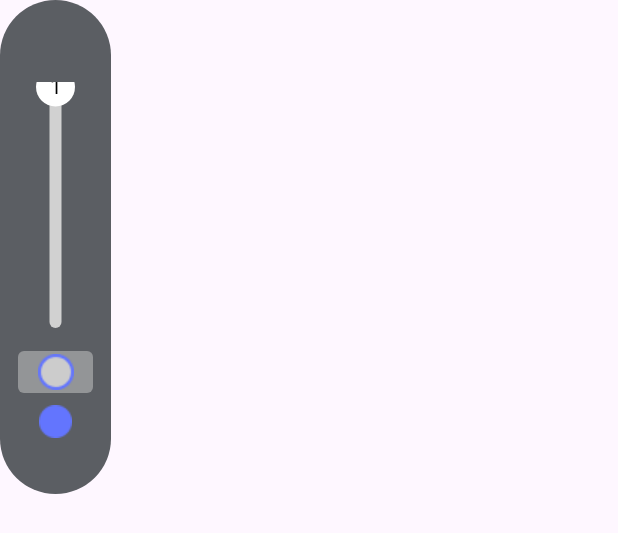
After one commit to yanlinhui/Infinity, an Android app: the layout stroke_bar_vew_layout.xml on its own in the app's theme, with its tools: preview values and no code run, on a phone screen of 412 x 824 dp. The commit adds this screen. Shown: the top 533 px of the screen. Run offline under Robolectric (Android 15) with nearby library versions, the phone set to English and light mode, and no system bars.

Commit message:
创建画笔粗细和填充方式 视图

```diff
--- /dev/null
+++ b/app/src/main/java/com/baidu/infinity/ui/fragment/home/view/strokesize/PXDSeekBarView.kt
@@ -0,0 +1,197 @@
+package com.baidu.infinity.ui.fragment.home.view.strokesize
+
+import android.annotation.SuppressLint
+import android.content.Context
+import android.graphics.Canvas
+import android.graphics.Color
+import android.graphics.Paint
+import android.graphics.RectF
+import android.text.TextPaint
+import android.util.AttributeSet
+import android.util.Log
+import android.util.TypedValue
+import android.view.MotionEvent
+import android.view.View
+import com.baidu.infinity.R
+import com.baidu.infinity.ui.util.dp2pxF
+
+class PXDSeekBarView(
+    context: Context,
+    attrs: AttributeSet? = null
+): View(context, attrs){
+
+    private var mMin: Int = 0
+    private var mMax: Int = 0
+    private var mOrientation = Orientation.VERTICAL
+    private var mProgressBarWidth = dp2pxF(8)
+    private var mDotSize = dp2pxF(26)
+    private var mDefaultHeight = dp2pxF(100)
+    private var mProgressBackgroundColor = Color.parseColor("#D1D1D1")
+    private var mProgressColor = Color.parseColor("#6375FE")
+    private var mDotColor = Color.WHITE
+    private var mPadding = dp2pxF(1)
+    var addProgressChangeListener:(Int)->Unit = {}
+    var addTouchStateListener:(Boolean)->Unit = {}
+
+    private var mProgress: Int = 0
+        set(value) {
+            field = value
+            mTextWidth = mTextPaint.measureText("$value")
+            addProgressChangeListener(value)
+        }
+
+    private val mPaint = Paint(Paint.ANTI_ALIAS_FLAG).apply {
+        style = Paint.Style.FILL
+    }
+    private val mBgRect = RectF()
+    private val mProgressRect = RectF()
+    private var mCx = 0f
+    private var mCy = 0f
+
+    private val mTextPaint = TextPaint().apply {
+        color = Color.BLACK
+        textSize = TypedValue.applyDimension(
+            TypedValue.COMPLEX_UNIT_SP,
+            14f,
+            resources.displayMetrics
+        )
+    }
+    private var mOffset = 0f
+    private var mTextWidth = 0f
+
+    init {
+        //解析自定义的属性
+        val typedArray = context.obtainStyledAttributes(attrs, R.styleable.PXDSeekBarView)
+        mMin = typedArray.getInteger(R.styleable.PXDSeekBarView_min, 1)
+        mMax = typedArray.getInteger(R.styleable.PXDSeekBarView_max, 10)
+        mProgress = typedArray.getInteger(R.styleable.PXDSeekBarView_progress, 1)
+        val value = typedArray.getInteger(R.styleable.PXDSeekBarView_orientation, 0)
+        mOrientation = if (value == 0) Orientation.VERTICAL else Orientation.HORIZONTAL
+        typedArray.recycle()
+
+        if (mProgress < mMin){
+            mProgress = mMin
+        }else if (mProgress > mMax){
+            mProgress = mMax
+        }
+    }
+
+    override fun onMeasure(widthMeasureSpec: Int, heightMeasureSpec: Int) {
+        super.onMeasure(widthMeasureSpec, heightMeasureSpec)
+        var widthMode = MeasureSpec.getMode(widthMeasureSpec)
+        var widthSize = MeasureSpec.getSize(widthMeasureSpec)
+        if (widthMode != MeasureSpec.EXACTLY){
+            if (mOrientation == Orientation.VERTICAL) {
+                widthSize = (mDotSize + mPadding * 2).toInt()
+            }else{
+                widthSize = mDefaultHeight.toInt()
+            }
+        }
+
+        var heightMode = MeasureSpec.getMode(heightMeasureSpec)
+        var heightSize = MeasureSpec.getSize(heightMeasureSpec)
+        if (heightMode != MeasureSpec.EXACTLY){
+            if (mOrientation == Orientation.VERTICAL) {
+                heightSize = mDefaultHeight.toInt()
+            }else{
+                heightSize = (mDotSize + mPadding * 2).toInt()
+            }
+        }
+
+        setMeasuredDimension(widthSize,heightSize)
+    }
+
+    override fun onSizeChanged(w: Int, h: Int, oldw: Int, oldh: Int) {
+        super.onSizeChanged(w, h, oldw, oldh)
+        //确定背景的矩形区域
+        if (mOrientation == Orientation.VERTICAL){
+            val hspace = (measuredWidth - mProgressBarWidth )/2
+            mBgRect.apply {
+                left = hspace
+                top = 0f
+                right = measuredWidth - hspace
+                bottom = measuredHeight.toFloat()
+            }
+            mProgressRect.apply {
+                left = hspace
+                top = 0f
+                right = measuredWidth - hspace
+                bottom = mProgress.toFloat() / (mMax - mMin)  * measuredHeight
+            }
+            //中心点坐标
+            mCx = measuredWidth / 2f
+            mCy = mProgressRect.bottom
+        }else{
+            val vspace = (measuredHeight - mProgressBarWidth )/2
+            mBgRect.apply {
+                left = 0f
+                top = vspace
+                right = measuredWidth.toFloat()
+                bottom = measuredHeight - vspace
+            }
+            mProgressRect.apply {
+                left = 0f
+                top = vspace
+                right = mProgress.toFloat() / (mMax-mMin) * measuredWidth
+                bottom = measuredHeight - vspace
+            }
+            //中心点坐标
+            mCx = mProgressRect.right
+            mCy = measuredHeight / 2f
+        }
+
+        val fontMetrics = mTextPaint.fontMetrics
+        mOffset = (fontMetrics.descent - fontMetrics.ascent)/2 - fontMetrics.descent
+    }
+
+    override fun onDraw(canvas: Canvas) {
+        //绘制背景进度槽
+        mPaint.color = mProgressBackgroundColor
+        canvas.drawRoundRect(mBgRect,mProgressBarWidth/2,mProgressBarWidth/2,mPaint)
+        //绘制进度
+        mPaint.color = mProgressColor
+        canvas.drawRoundRect(mProgressRect,mProgressBarWidth/2,mProgressBarWidth/2,mPaint)
+        //绘制圆
+        if (mOrientation == Orientation.VERTICAL){
+            mCy = mProgressRect.bottom
+        }else{
+            mCx = mProgressRect.right
+        }
+        mPaint.color = mDotColor
+        canvas.drawCircle(mCx,mCy,mDotSize/2f,mPaint)
+        //绘制文本
+        canvas.drawText("$mProgress",mCx-mTextWidth/2,mCy+mOffset,mTextPaint)
+    }
+
+    @SuppressLint("ClickableViewAccessibility")
+    override fun onTouchEvent(event: MotionEvent?): Boolean {
+        when (event?.action){
+            MotionEvent.ACTION_DOWN,MotionEvent.ACTION_MOVE ->{
+                if (mOrientation == Orientation.VERTICAL){
+                    if (event.y in 0f..measuredHeight.toFloat()) {
+                        mProgressRect.bottom = event.y
+                        mProgress = ((event.y / measuredHeight) * (mMax-mMin)).toInt() + 1
+                        addTouchStateListener(true)
+                        invalidate()
+                    }
+                }else{
+                    if (event.x in 0f..measuredWidth.toFloat()) {
+                        mProgressRect.right = event.x
+                        mProgress = ((event.x / measuredWidth) * (mMax-mMin)).toInt() + 1
+                        addTouchStateListener(true)
+                        invalidate()
+                    }
+                }
+
+            }
+            MotionEvent.ACTION_UP ->{
+                addTouchStateListener(false)
+            }
+        }
+        return true
+    }
+    enum class Orientation{
+        HORIZONTAL,
+        VERTICAL
+    }
+}
--- a/app/src/main/java/com/baidu/infinity/viewmodel/HomeViewModel.kt
+++ b/app/src/main/java/com/baidu/infinity/viewmodel/HomeViewModel.kt
@@ -25,7 +25,7 @@ class HomeViewModel(application: Application): AndroidViewModel(application) {
     //画笔颜色
     var mColor = Color.BLACK
     //填充方式
-    var mStrokeStyle = Paint.Style.FILL_AND_STROKE
+    var mStrokeStyle = Paint.Style.STROKE
     //文字大小
     var mTextSize = TypedValue.applyDimension(
         TypedValue.COMPLEX_UNIT_SP,
--- /dev/null
+++ b/app/src/main/res/drawable/indicator_corner_round_shape.xml
@@ -0,0 +1,5 @@
+<?xml version="1.0" encoding="utf-8"?>
+<shape xmlns:android="http://schemas.android.com/apk/res/android">
+    <solid android:color="#80CCCCCC"/>
+    <corners android:radius="4dp"/>
+</shape>
--- /dev/null
+++ b/app/src/main/res/layout/stroke_bar_vew_layout.xml
@@ -0,0 +1,68 @@
+<?xml version="1.0" encoding="utf-8"?>
+<androidx.constraintlayout.widget.ConstraintLayout xmlns:android="http://schemas.android.com/apk/res/android"
+    xmlns:tools="http://schemas.android.com/tools"
+    android:layout_width="74dp"
+    android:layout_height="wrap_content"
+    xmlns:app="http://schemas.android.com/apk/res-auto"
+    android:background="@drawable/manu_corner_round_shape">
+
+    <TextView
+        android:id="@+id/tvSize"
+        android:layout_width="wrap_content"
+        android:layout_height="wrap_content"
+        android:text="1"
+        android:textSize="18sp"
+        android:textColor="@color/white"
+        android:layout_margin="20dp"
+        android:visibility="invisible"
+        app:layout_constraintStart_toStartOf="parent"
+        app:layout_constraintEnd_toEndOf="parent"
+        app:layout_constraintTop_toTopOf="parent"
+        />
+    <com.baidu.infinity.ui.fragment.home.view.strokesize.PXDSeekBarView
+        android:id="@+id/barView"
+        android:layout_width="26dp"
+        android:layout_height="164dp"
+        android:layout_marginTop="10dp"
+        app:min="1"
+        app:max="50"
+        app:progress="1"
+        android:orientation="vertical"
+        app:layout_constraintStart_toStartOf="parent"
+        app:layout_constraintEnd_toEndOf="parent"
+        app:layout_constraintTop_toBottomOf="@id/tvSize"/>
+
+    <View
+        android:id="@+id/indicatorView"
+        android:layout_width="50dp"
+        android:layout_height="28dp"
+        android:layout_margin="15dp"
+        android:background="@drawable/indicator_corner_round_shape"
+        app:layout_constraintStart_toStartOf="parent"
+        app:layout_constraintEnd_toEndOf="parent"
+        app:layout_constraintTop_toBottomOf="@id/barView"/>
+
+    <ImageView
+        android:id="@+id/ivDotEmpty"
+        android:layout_width="wrap_content"
+        android:layout_height="wrap_content"
+        app:layout_constraintBottom_toBottomOf="@+id/indicatorView"
+        app:layout_constraintEnd_toEndOf="@+id/indicatorView"
+        app:layout_constraintStart_toStartOf="@+id/indicatorView"
+        app:layout_constraintTop_toTopOf="@+id/indicatorView"
+        app:srcCompat="@drawable/dot_empty" />
+
+    <ImageView
+        android:id="@+id/ivDotFill"
+        android:layout_width="wrap_content"
+        android:layout_height="wrap_content"
+        android:layout_marginTop="8dp"
+        android:layout_marginBottom="37dp"
+        app:layout_constraintEnd_toEndOf="@+id/indicatorView"
+        app:layout_constraintStart_toStartOf="@+id/indicatorView"
+        app:layout_constraintTop_toBottomOf="@+id/indicatorView"
+        app:srcCompat="@drawable/dot_fill"
+        app:layout_constraintBottom_toBottomOf="parent"/>
+
+
+</androidx.constraintlayout.widget.ConstraintLayout>
```
Also changed, not shown: app/src/main/java/com/baidu/infinity/ui/fragment/home/HomeFragment.kt (+32 -1 lines), app/src/main/java/com/baidu/infinity/ui/fragment/home/view/strokesize/StrokeBarView.kt (added, +72 -0 lines), app/src/main/res/values/attrs.xml (+10 -0 lines), app/src/main/res/drawable/dot_empty.png (added), app/src/main/res/drawable/dot_fill.png (added).
